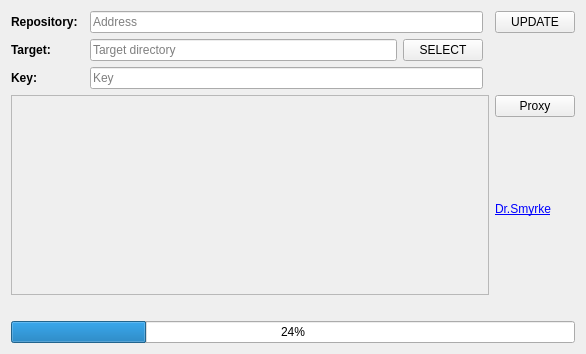
Above: src/mainwindow.ui from DrSmyrke/Application-launcher before the change. Below: the same form after it.
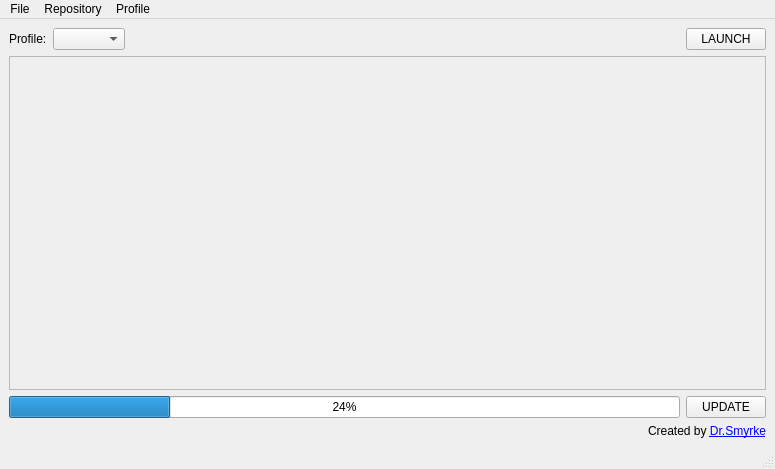
That is the form after the change.

What changed in the file:
```diff
--- a/src/mainwindow.ui
+++ b/src/mainwindow.ui
@@ -6,37 +6,50 @@
    <rect>
     <x>0</x>
     <y>0</y>
-    <width>586</width>
-    <height>354</height>
+    <width>775</width>
+    <height>469</height>
    </rect>
   </property>
   <property name="windowTitle">
    <string>MainWindow</string>
   </property>
-  <widget class="QWidget" name="centralWidget">
-   <layout class="QGridLayout" name="gridLayout">
-    <item row="2" column="0">
-     <widget class="QLabel" name="label_3">
-      <property name="text">
-       <string>&lt;b&gt;Key:&lt;/b&gt;</string>
-      </property>
-     </widget>
+  <widget class="QWidget" name="centralwidget">
+   <layout class="QVBoxLayout" name="verticalLayout">
+    <item>
+     <layout class="QHBoxLayout" name="horizontalLayout">
+      <item>
+       <widget class="QLabel" name="label">
+        <property name="text">
+         <string>&lt;b&gt;Profile:&lt;/b&gt;</string>
+        </property>
+       </widget>
+      </item>
+      <item>
+       <widget class="QComboBox" name="comboBox"/>
+      </item>
+      <item>
+       <spacer name="horizontalSpacer">
+        <property name="orientation">
+         <enum>Qt::Horizontal</enum>
+        </property>
+        <property name="sizeHint" stdset="0">
+         <size>
+          <width>40</width>
+          <height>20</height>
+         </size>
+        </property>
+       </spacer>
+      </item>
+      <item>
+       <widget class="QPushButton" name="pushButton_2">
+        <property name="text">
+         <string>LAUNCH</string>
+        </property>
+       </widget>
+      </item>
+     </layout>
     </item>
-    <item row="5" column="0" colspan="5">
-     <widget class="QProgressBar" name="progressBar">
-      <property name="value">
-       <number>24</number>
-      </property>
-     </widget>
-    </item>
-    <item row="0" column="4">
-     <widget class="QPushButton" name="updateB">
-      <property name="text">
-       <string>UPDATE</string>
-      </property>
-     </widget>
-    </item>
-    <item row="3" column="0" colspan="4">
+    <item>
      <widget class="QPlainTextEdit" name="logBox">
       <property name="enabled">
        <bool>false</bool>
@@ -46,75 +59,49 @@
       </property>
      </widget>
     </item>
-    <item row="0" column="0">
-     <widget class="QLabel" name="label">
-      <property name="text">
-       <string>&lt;b&gt;Repository:&lt;/b&gt;</string>
-      </property>
-     </widget>
-    </item>
-    <item row="1" column="0">
-     <widget class="QLabel" name="label_2">
-      <property name="text">
-       <string>&lt;b&gt;Target:&lt;/b&gt;</string>
-      </property>
-     </widget>
-    </item>
-    <item row="4" column="0" colspan="5">
-     <widget class="QLabel" name="statusL">
-      <property name="text">
-       <string/>
-      </property>
-     </widget>
-    </item>
-    <item row="0" column="2">
-     <widget class="QLineEdit" name="addressBox">
-      <property name="placeholderText">
-       <string>Address</string>
-      </property>
-     </widget>
-    </item>
-    <item row="2" column="2">
-     <widget class="QLineEdit" name="keyBox">
-      <property name="echoMode">
-       <enum>QLineEdit::PasswordEchoOnEdit</enum>
-      </property>
-      <property name="placeholderText">
-       <string>Key</string>
-      </property>
-     </widget>
-    </item>
-    <item row="1" column="2">
-     <layout class="QHBoxLayout" name="horizontalLayout">
+    <item>
+     <layout class="QHBoxLayout" name="horizontalLayout_2">
       <item>
-       <widget class="QLineEdit" name="targetBox">
-        <property name="placeholderText">
-         <string>Target directory</string>
+       <widget class="QProgressBar" name="progressBar">
+        <property name="value">
+         <number>24</number>
         </property>
        </widget>
       </item>
       <item>
-       <widget class="QPushButton" name="targetSB">
+       <widget class="QPushButton" name="updateB">
         <property name="text">
-         <string>SELECT</string>
+         <string>UPDATE</string>
         </property>
        </widget>
       </item>
      </layout>
     </item>
-    <item row="3" column="4">
-     <layout class="QVBoxLayout" name="verticalLayout">
+    <item>
+     <layout class="QHBoxLayout" name="horizontalLayout_3">
       <item>
-       <widget class="QPushButton" name="proxyEB">
+       <widget class="QLabel" name="statusL">
+        <property name="sizePolicy">
+         <sizepolicy hsizetype="Preferred" vsizetype="Preferred">
+          <horstretch>0</horstretch>
+          <verstretch>0</verstretch>
+         </sizepolicy>
+        </property>
         <property name="text">
-         <string>Proxy</string>
+         <string/>
         </property>
        </widget>
       </item>
       <item>
        <widget class="QLabel" name="label_4">
+        <property name="sizePolicy">
+         <sizepolicy hsizetype="Maximum" vsizetype="Preferred">
+          <horstretch>0</horstretch>
+          <verstretch>0</verstretch>
+         </sizepolicy>
+        </property>
         <property name="text">
-         <string>&lt;a href=&quot;http://drsmyrke.ru&quot;&gt;Dr.Smyrke&lt;/a&gt;</string>
+         <string>&lt;html&gt;&lt;head/&gt;&lt;body&gt;&lt;p&gt;Created by &lt;a href=&quot;http://drsmyrke.ru&quot;&gt;&lt;span style=&quot; text-decoration: underline; color:#0000ff;&quot;&gt;Dr.Smyrke&lt;/span&gt;&lt;/a&gt;&lt;/p&gt;&lt;/body&gt;&lt;/html&gt;</string>
         </property>
         <property name="openExternalLinks">
          <bool>true</bool>
@@ -125,8 +112,67 @@
     </item>
    </layout>
   </widget>
+  <widget class="QMenuBar" name="menubar">
+   <property name="geometry">
+    <rect>
+     <x>0</x>
+     <y>0</y>
+     <width>775</width>
+     <height>26</height>
+    </rect>
+   </property>
+   <widget class="QMenu" name="menuFile">
+    <property name="title">
+     <string>File</string>
+    </property>
+    <addaction name="actionProxy_settings"/>
+    <addaction name="separator"/>
+    <addaction name="actionExit"/>
+   </widget>
+   <widget class="QMenu" name="menuRepository">
+    <property name="title">
+     <string>Repository</string>
+    </property>
+    <addaction name="actionCreate_Update_Index"/>
+   </widget>
+   <widget class="QMenu" name="menuProfile">
+    <property name="title">
+     <string>Profile</string>
+    </property>
+    <addaction name="actionNew_profile"/>
+    <addaction name="actionEdit_profile"/>
+   </widget>
+   <addaction name="menuFile"/>
+   <addaction name="menuRepository"/>
+   <addaction name="menuProfile"/>
+  </widget>
+  <widget class="QStatusBar" name="statusbar"/>
+  <action name="actionCreate_Update_Index">
+   <property name="text">
+    <string>Update Index</string>
+   </property>
+  </action>
+  <action name="actionExit">
+   <property name="text">
+    <string>Exit</string>
+   </property>
+  </action>
+  <action name="actionNew_profile">
+   <property name="text">
+    <string>New profile</string>
+   </property>
+  </action>
+  <action name="actionEdit_profile">
+   <property name="text">
+    <string>Edit profile</string>
+   </property>
+  </action>
+  <action name="actionProxy_settings">
+   <property name="text">
+    <string>Proxy settings</string>
+   </property>
+  </action>
  </widget>
- <layoutdefault spacing="6" margin="11"/>
  <resources/>
  <connections/>
 </ui>
```
Left out of the diff: 19 changed lines with no effect on the pictures.
